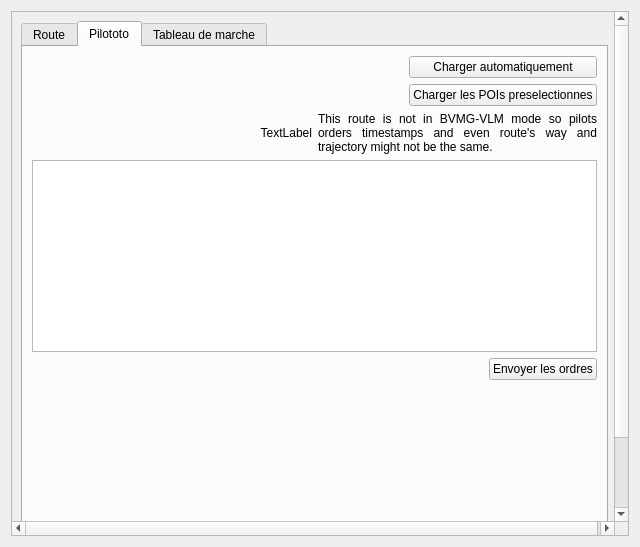
Before: the Qt Designer form src/Ui/Route_Editor.ui in nohal/qtVlm, drawn with Qt 5.
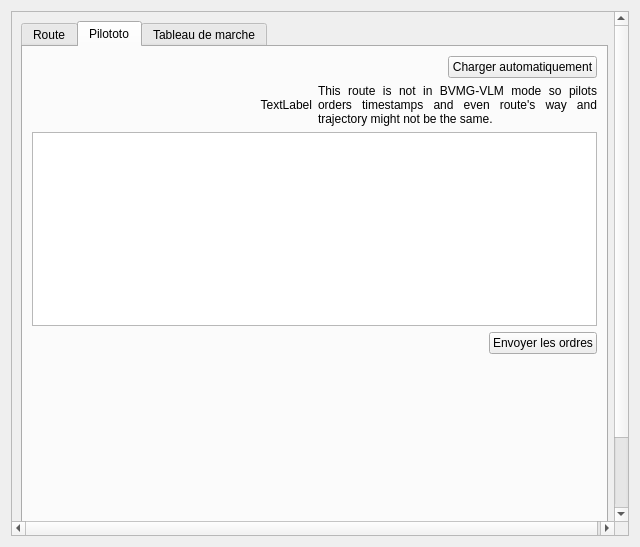
After: the same form once the commit is applied. The open tabs and pages were chosen to show the change.

Patch:
```diff
--- a/src/Ui/Route_Editor.ui
+++ b/src/Ui/Route_Editor.ui
@@ -42,8 +42,8 @@
        <rect>
         <x>0</x>
         <y>0</y>
-        <width>620</width>
-        <height>527</height>
+        <width>603</width>
+        <height>565</height>
        </rect>
       </property>
       <layout class="QGridLayout" name="gridLayout_2">
@@ -513,16 +513,6 @@
                  </property>
                 </widget>
                </item>
-               <item>
-                <widget class="QPushButton" name="customOrders">
-                 <property name="text">
-                  <string>Charger les POIs preselectionnes</string>
-                 </property>
-                 <property name="autoDefault">
-                  <bool>false</bool>
-                 </property>
-                </widget>
-               </item>
               </layout>
              </item>
             </layout>
```
Left out of the diff: 3 changed lines with no effect on the pictures.
